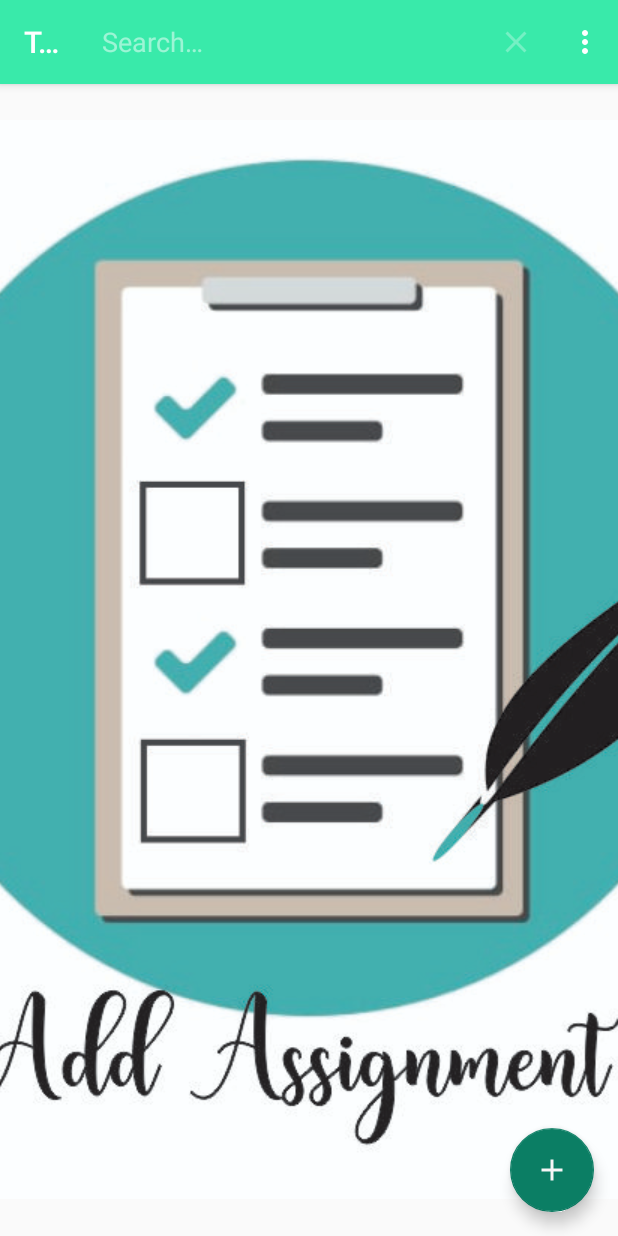
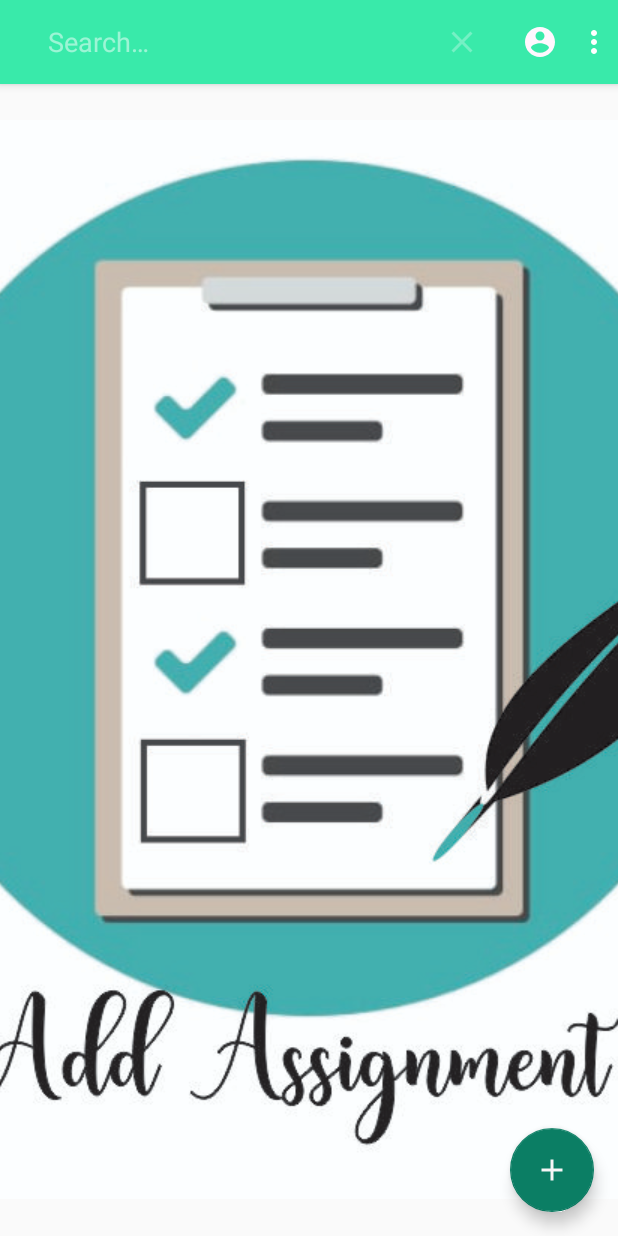
Before and after one commit to SriFatra/ToDoListApp-FinalProject, an Android app: the screen it shows after launch (MainActivity), after a tap on "Search", on a phone screen of 412 x 824 dp. Run offline under Robolectric (Android 15) with nearby library versions, the light colour scheme and no system bars; our stand-ins replace Room's generated code; 4 statements that could not run were skipped.

Commit message:
Fix Some Bug and Add About Admin

```diff
--- a/app/build.gradle
+++ b/app/build.gradle
@@ -46,4 +46,5 @@ dependencies {
 
     //Material design
     implementation "com.google.android.material:material:1.1.0"
+    implementation 'de.hdodenhof:circleimageview:2.2.0'
 }
--- a/app/src/main/AndroidManifest.xml
+++ b/app/src/main/AndroidManifest.xml
@@ -10,7 +10,8 @@
         android:roundIcon="@mipmap/ic_launcher_round"
         android:supportsRtl="true"
         android:theme="@style/AppTheme">
-        <activity android:name=".AddEditTodoItemActivity"></activity>
+        <activity android:name=".AboutActivity"></activity>
+        <activity android:name=".AddEditTodoItemActivity"/>
         <activity android:name=".MainActivity">
             <intent-filter>
                 <action android:name="android.intent.action.MAIN" />
--- a/app/src/main/java/com/srifatra/todolistapp/adapter/TodoListAdapter.kt
+++ b/app/src/main/java/com/srifatra/todolistapp/adapter/TodoListAdapter.kt
@@ -113,8 +113,8 @@ class TodoListAdapter(todoItemClickListener: TodoItemClickListener) :
                 }
             }
 
-            if (todoItem.updated == true){
-                itemView.tv_made.text ="Diupdate"
+            if (todoItem.update == true){
+                itemView.tv_made.text ="updated"
             }
 
             if (todoItem.made!!.toInt() != 0) {
--- a/app/src/main/java/com/srifatra/todolistapp/utilities/Constants.kt
+++ b/app/src/main/java/com/srifatra/todolistapp/utilities/Constants.kt
@@ -5,4 +5,5 @@ object Constants {
     const val INTENT_CREATE_TODO_ITEM = 1
     const val INTENT_EDIT_TODO_ITEM = 2
     const val INTENT_SERVICE_NAME = "NotificationService"
+    var sort = false
 }
--- a/app/src/main/java/com/srifatra/todolistapp/viewmodel/TodoViewModel.kt
+++ b/app/src/main/java/com/srifatra/todolistapp/viewmodel/TodoViewModel.kt
@@ -23,10 +23,6 @@ class TodoViewModel(application: Application) : AndroidViewModel(application) {
         repository.updateTodoItem(todoItem)
     }
 
-    fun updateTodoIt() {
-        repository.apply {  }
-    }
-
     fun deleteTodoItem(todoItem: TodoItem) {
         repository.deleteTodoItem(todoItem)
     }
--- /dev/null
+++ b/app/src/main/res/drawable/ic_account_circle_black_24dp.xml
@@ -0,0 +1,5 @@
+<vector android:height="24dp" android:tint="#FFF7FE"
+    android:viewportHeight="24.0" android:viewportWidth="24.0"
+    android:width="24dp" xmlns:android="http://schemas.android.com/apk/res/android">
+    <path android:fillColor="#FF000000" android:pathData="M12,2C6.48,2 2,6.48 2,12s4.48,10 10,10 10,-4.48 10,-10S17.52,2 12,2zM12,5c1.66,0 3,1.34 3,3s-1.34,3 -3,3 -3,-1.34 -3,-3 1.34,-3 3,-3zM12,19.2c-2.5,0 -4.71,-1.28 -6,-3.22 0.03,-1.99 4,-3.08 6,-3.08 1.99,0 5.97,1.09 6,3.08 -1.29,1.94 -3.5,3.22 -6,3.22z"/>
+</vector>
--- a/app/src/main/res/menu/menu_todo_search.xml
+++ b/app/src/main/res/menu/menu_todo_search.xml
@@ -8,6 +8,13 @@
         android:orderInCategory="100"
         android:title="@string/search"
         app:actionViewClass="androidx.appcompat.widget.SearchView"
+        app:showAsAction="ifRoom" />
+
+    <item
+        android:id="@+id/me"
+        android:icon="@drawable/ic_account_circle_black_24dp"
+        android:orderInCategory="100"
+        android:title="@string/aboutme"
         app:showAsAction="ifRoom" />
 
     <group android:checkableBehavior="single"
--- a/app/src/main/res/values/ids.xml
+++ b/app/src/main/res/values/ids.xml
@@ -1,6 +1,5 @@
 <?xml version="1.0" encoding="utf-8"?>
 <resources>
-    <item name="save_todo_item" type="id" />
-    <item name="search_todo" type="id" />
-    <item name="tv_item_made" type="id" />
+    <item name="sortByDue" type="id" />
+    <item name="sortByDo" type="id" />
 </resources>
--- a/app/src/main/res/values/refs.xml
+++ /dev/null
@@ -1,4 +0,0 @@
-<?xml version="1.0" encoding="utf-8"?>
-<resources>
-    <drawable name="ic_check_white_24dp" />
-</resources>
--- a/app/src/main/res/values/strings.xml
+++ b/app/src/main/res/values/strings.xml
@@ -16,5 +16,9 @@
     <string name="cancel">Cancel</string>
     <string name="create">Create</string>
     <string name="sort">Sort</string>
-    <string name="troubled_hours">Trouble Hours</string>
+    <string name="troubled_hours">Troubled Hours</string>
+    <string name="srifatra">Sri Rahayu Indal Fatra</string>
+    <string name="email">fatrasri18d@student.unhas.ac.id</string>
+    <string name="nim">D121181011</string>
+    <string name="aboutme">admin</string>
 </resources>
```
Also changed, not shown: app/src/main/java/com/srifatra/todolistapp/MainActivity.kt (+35 -3 lines), app/src/main/res/drawable/ic_check_black_24dp.xml (+4 -4 lines), app/src/main/res/layout/activity_about.xml (added, +46 -0 lines), app/src/main/res/drawable-v24/icon.png (added), app/src/main/res/drawable/ic_check_white_24dp.xml (line endings or trailing spaces).
